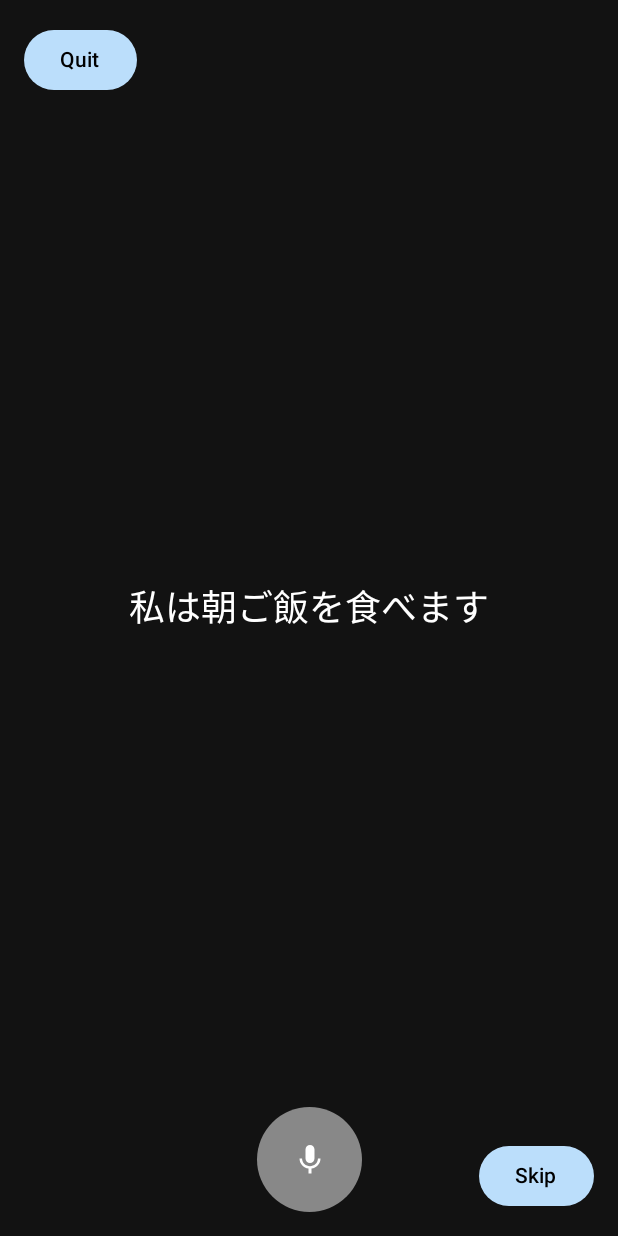
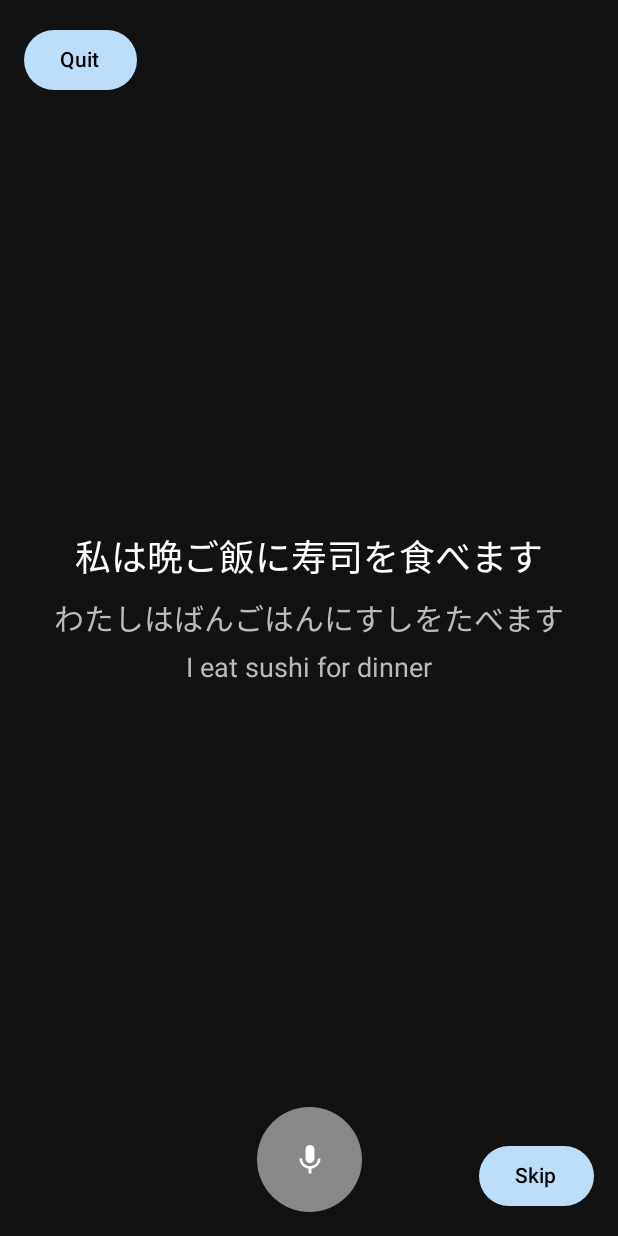
Before and after one commit to robpineda/koekoi, an Android app built with Jetpack Compose: the GameActivity screen opened directly, with no data from a screen before it, after a tap on "Skip", on a phone screen of 412 x 824 dp. Run offline under Robolectric (Android 15) with nearby library versions, the phone set to English and light mode, and no system bars; libraries missing offline, so code that uses them is left out: com.atilika.kuromoji.

Commit message:
Moved phrases to a text file, added transliteration and translation

```diff
--- a/app/src/main/java/com/robertopineda/koekoi/GameActivity.kt
+++ b/app/src/main/java/com/robertopineda/koekoi/GameActivity.kt
@@ -36,24 +36,19 @@ import com.atilika.kuromoji.ipadic.Token
 import com.atilika.kuromoji.ipadic.Tokenizer
 
 class GameActivity : ComponentActivity() {
-    private val sentences = listOf(
-        "私は晩ご飯に寿司を食べます" to "私は晩ご飯に寿司を食べます",
-        "私は朝ご飯を食べます" to "私は朝ご飯を食べます",
-        "今日は天気がいいです" to "今日は天気がいいです",
-        "私は日本語を勉強しています" to "私は日本語を勉強しています",
-        "明日は友達と映画を見ます" to "明日は友達と映画を見ます",
-        "私は毎朝コーヒーを飲みます" to "私は毎朝コーヒーを飲みます",
-        "昨日は図書館に行きました" to "昨日は図書館に行きました",
-        "私は朝早く起きます" to "私は朝早く起きます",
-        "私は毎日散歩をします" to "私は毎日散歩をします",
-        "私は今本を読んでいます" to "私は今本を読んでいます"
+    // Data class to hold all four fields
+    data class Phrase(
+        val spoken: String,
+        val expected: String,
+        val hiragana: String,
+        val english: String
     )
 
+    private lateinit var phrases: List<Phrase> // Changed to List<Phrase>
     private lateinit var speechRecognizer: SpeechRecognizer
     private lateinit var mediaPlayer: MediaPlayer
     private var currentOnResult: ((String) -> Unit)? = null
 
-    // Define the RecognitionListener as a separate property
     private val speechListener = object : RecognitionListener {
         override fun onReadyForSpeech(params: Bundle?) {
             Log.d("GameActivity", "Ready for speech")
@@ -61,7 +56,7 @@ class GameActivity : ComponentActivity() {
         }
 
         override fun onResults(results: Bundle?) {
-           val spokenText = results?.getStringArrayList(SpeechRecognizer.RESULTS_RECOGNITION)?.get(0) ?: ""
+            val spokenText = results?.getStringArrayList(SpeechRecognizer.RESULTS_RECOGNITION)?.get(0) ?: ""
             Log.d("GameActivity", "Final result: $spokenText")
             currentOnResult?.invoke(spokenText)
         }
@@ -90,12 +85,8 @@ class GameActivity : ComponentActivity() {
             currentOnResult?.invoke(errorMessage)
         }
 
-        override fun onBeginningOfSpeech() {
-        }
-
-        override fun onEndOfSpeech() {
-        }
-
+        override fun onBeginningOfSpeech() {}
+        override fun onEndOfSpeech() {}
         override fun onRmsChanged(rmsdB: Float) {}
         override fun onBufferReceived(buffer: ByteArray?) {}
         override fun onEvent(eventType: Int, params: Bundle?) {}
@@ -104,11 +95,8 @@ class GameActivity : ComponentActivity() {
     override fun onCreate(savedInstanceState: Bundle?) {
         super.onCreate(savedInstanceState)
 
-        // Check if the device has the necessary services for speech recognition
         val pm = packageManager
-        val activities = pm.queryIntentActivities(
-            Intent(RecognizerIntent.ACTION_RECOGNIZE_SPEECH), 0
-        )
+        val activities = pm.queryIntentActivities(Intent(RecognizerIntent.ACTION_RECOGNIZE_SPEECH), 0)
         if (activities.size == 0) {
             Log.e("GameActivity", "No activities found to handle speech recognition intent")
             Toast.makeText(this, "Speech recognition not supported on this device", Toast.LENGTH_LONG).show()
@@ -116,25 +104,22 @@ class GameActivity : ComponentActivity() {
             Log.d("GameActivity", "Found ${activities.size} activities to handle speech recognition")
         }
 
-        // Initialize SpeechRecognizer and set the listener explicitly
+        // Load phrases from assets
+        phrases = loadPhrasesFromAssets()
+
         speechRecognizer = SpeechRecognizer.createSpeechRecognizer(this)
-        speechRecognizer.setRecognitionListener(speechListener) // Set before any commands
-
+        speechRecognizer.setRecognitionListener(speechListener)
         mediaPlayer = MediaPlayer.create(this, R.raw.speak)
 
         setContent {
             GameScreen(
-                sentences = sentences,
+                phrases = phrases, // Pass the new Phrase list
                 onStartListening = { index, onResult -> startListening(index, onResult) },
                 onQuit = { finish() }
             )
         }
 
         requestAudioPermission()
-
-        if (!SpeechRecognizer.isRecognitionAvailable(this)) {
-            Log.e("GameActivity", "Speech recognition not available on this device")
-        }
     }
 
     override fun onDestroy() {
@@ -155,7 +140,6 @@ class GameActivity : ComponentActivity() {
             return
         }
 
-        // Update the callback for the existing listener
         currentOnResult = onResult
 
         val intent = Intent(RecognizerIntent.ACTION_RECOGNIZE_SPEECH).apply {
@@ -166,18 +150,47 @@ class GameActivity : ComponentActivity() {
         }
 
         try {
-            Log.d("GameActivity", "Starting SpeechRecognizer for: ${sentences[currentIndex].first}")
+            Log.d("GameActivity", "Starting SpeechRecognizer for: ${phrases[currentIndex].spoken}")
             speechRecognizer.startListening(intent)
         } catch (e: Exception) {
             Log.e("GameActivity", "Error starting speech recognizer", e)
             onResult("Error: ${e.message}")
         }
     }
+
+    private fun loadPhrasesFromAssets(): List<Phrase> {
+        val phrases = mutableListOf<Phrase>()
+        try {
+            assets.open("phrases_jp.txt").bufferedReader().use { reader ->
+                reader.forEachLine { line ->
+                    val parts = line.split("|") // Split by vertical bar
+                    if (parts.size == 4) {
+                        phrases.add(Phrase(parts[0], parts[1], parts[2], parts[3]))
+                    } else {
+                        Log.w("GameActivity", "Invalid line in phrases.txt: $line")
+                    }
+                }
+            }
+        } catch (e: Exception) {
+            Log.e("GameActivity", "Error loading phrases from assets", e)
+            Toast.makeText(this, "Error loading phrases", Toast.LENGTH_SHORT).show()
+            // Fallback to a default phrase
+            return listOf(
+                Phrase(
+                    "私は晩ご飯に寿司を食べます",
+                    "私は晩ご飯に寿司を食べます",
+                    "わたしはばんごはんにすしをたべます",
+                    "I eat sushi for dinner"
+                )
+            )
+        }
+        return phrases
+    }
 }
 
 @Composable
 fun GameScreen(
-    sentences: List<Pair<String, String>>,
+    phrases: List<GameActivity.Phrase>, // Updated to use Phrase data class
     onStartListening: (Int, (String) -> Unit) -> Unit,
     onQuit: () -> Unit
 ) {
@@ -203,7 +216,7 @@ fun GameScreen(
 
     LaunchedEffect(spokenText) {
         if (spokenText.isNotEmpty() && spokenText != "Listening...") {
-            val expected = sentences[currentIndex].second
+            val expected = phrases[currentIndex].expected
             val normalizedExpected = toHiragana(expected.replace(" ", ""))
             val normalizedSpoken = toHiragana(spokenText.replace(" ", ""))
 
@@ -216,11 +229,9 @@ fun GameScreen(
                     spokenText == "No speech input. Speak louder."
 
             if (isError) {
-                // For error messages, just clear the spoken text after a delay without showing result
                 delay(2000)
                 spokenText = ""
             } else {
-                // Process valid speech input
                 isCorrect = normalizedExpected == normalizedSpoken
                 Log.d("GameScreen", "Spoken: $spokenText, Expected: $expected, IsCorrect: $isCorrect")
                 showResult = true
@@ -230,7 +241,7 @@ fun GameScreen(
                     spokenText = ""
                     isCorrect = null
                     showResult = false
-                    currentIndex = (currentIndex + 1) % sentences.size
+                    currentIndex = (currentIndex + 1) % phrases.size
                 } else if (isCorrect == false) {
                     delay(2000)
                     spokenText = ""
@@ -265,12 +276,25 @@ fun GameScreen(
             horizontalAlignment = Alignment.CenterHorizontally
         ) {
             Text(
-                text = sentences[currentIndex].first,
+                text = phrases[currentIndex].spoken, // Display spoken phrase
                 fontSize = 24.sp,
                 textAlign = TextAlign.Center,
                 color = Color.White
             )
-            // Removed spokenText from here to move it below
+            Spacer(modifier = Modifier.height(8.dp))
+            Text(
+                text = phrases[currentIndex].hiragana, // Display hiragana
+                fontSize = 20.sp,
+                textAlign = TextAlign.Center,
+                color = Color(0xFFBBBBBB) // Lighter gray for contrast
+            )
+            Spacer(modifier = Modifier.height(8.dp))
+            Text(
+                text = phrases[currentIndex].english, // Display English translation
+                fontSize = 18.sp,
+                textAlign = TextAlign.Center,
+                color = Color(0xFFBBBBBB)
+            )
             Spacer(modifier = Modifier.height(16.dp))
 
             AnimatedVisibility(
@@ -293,22 +317,20 @@ fun GameScreen(
             }
         }
 
-        // Spoken text just above the microphone
         Text(
             text = spokenText,
-            fontSize = 18.sp, // Smaller font size
+            fontSize = 18.sp,
             textAlign = TextAlign.Center,
             color = Color.White,
             modifier = Modifier
                 .align(Alignment.BottomCenter)
-                .padding(bottom = 90.dp) // Just above the microphone (70dp button + 20dp gap)
+                .padding(bottom = 90.dp)
         )
 
         val context = LocalContext.current
         val mediaPlayer = remember { MediaPlayer.create(context, R.raw.speak) }
         IconButton(
             onClick = {
-                // Reset to default state before starting new recognition
                 spokenText = ""
                 isCorrect = null
                 showResult = false
@@ -332,11 +354,10 @@ fun GameScreen(
 
         Button(
             onClick = {
-                // Reset to default state and move to next sentence
                 spokenText = ""
                 isCorrect = null
                 showResult = false
-                val newIndex = (currentIndex + 1) % sentences.size
+                val newIndex = (currentIndex + 1) % phrases.size
                 currentIndex = newIndex
                 mediaPlayer.start()
             },
```
